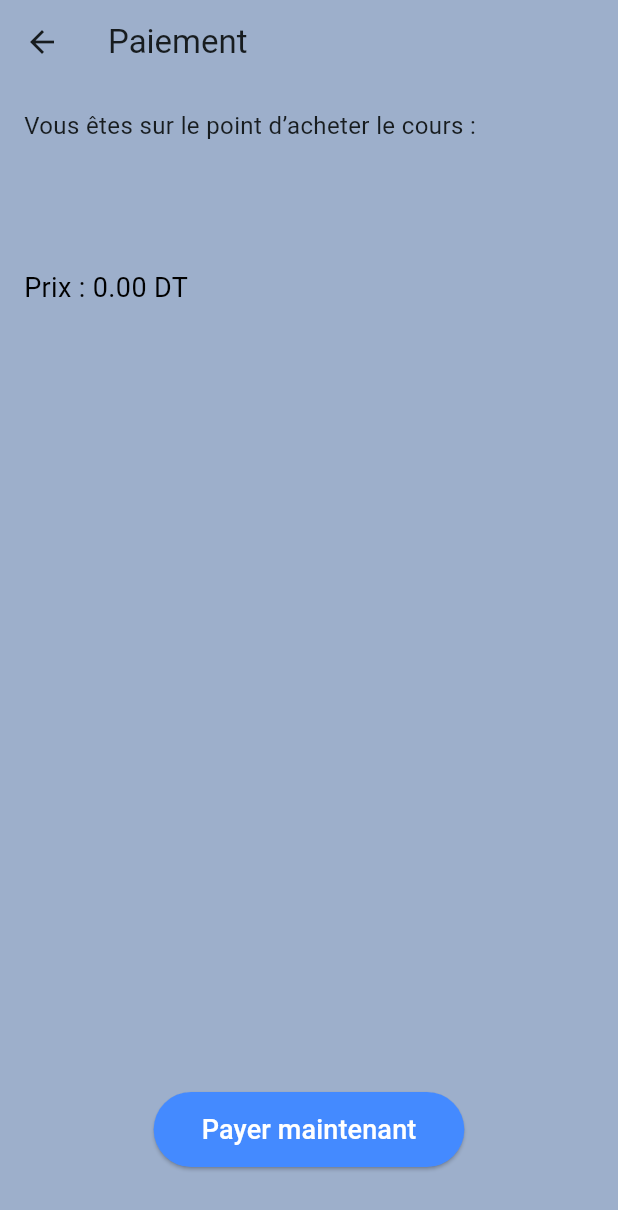
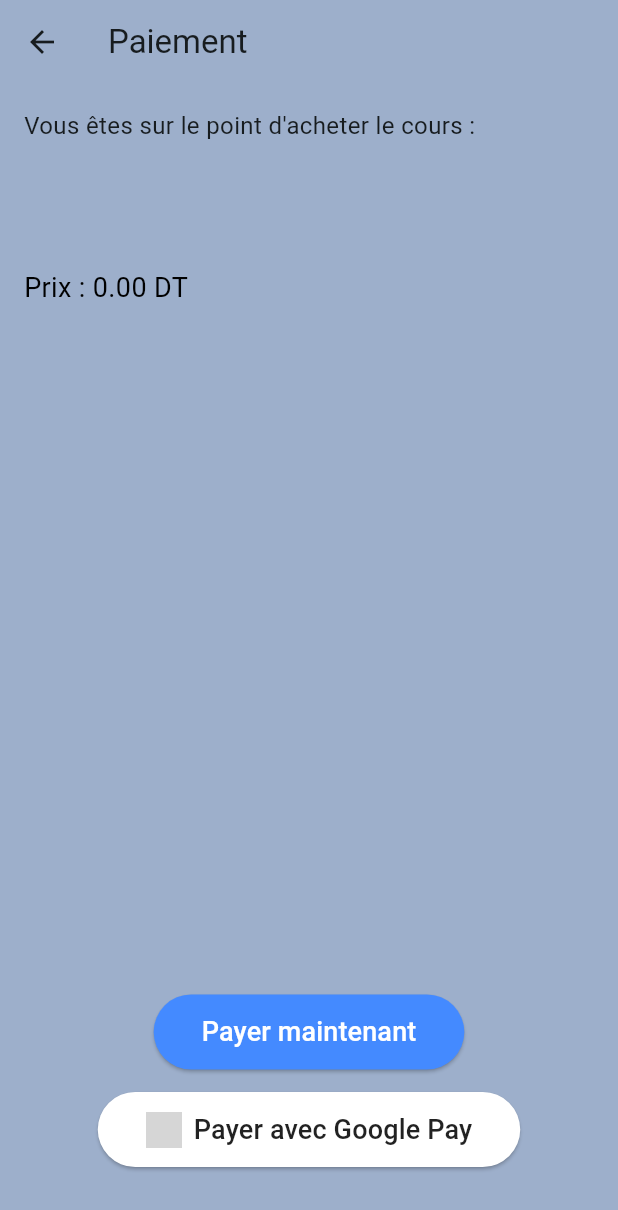
Before and after one commit to rayen43500/formation_app, a Flutter app: the PaiementPage screen opened directly with empty values, on a phone screen of 412 x 824 dp. Shown: the top 1210 px of the screen. Run offline on Flutter 3.47's test engine with Material 3 defaults, Android fonts, the phone set to English and light mode, and no system bars; our stand-ins replace cloud_firestore, dio, firebase_auth, firebase_core, font_awesome_flutter, google_fonts and 3 more; missing offline and left inert: dart:html, flutter_facebook_auth, flutter_file_dialog, jitsi_meet_wrapper; accounts and stored records are empty; network calls fail; grey boxes are pictures that could not be loaded.

Commit message:
fixer le payment

```diff
--- a/lib/paiement.dart
+++ b/lib/paiement.dart
@@ -22,7 +22,7 @@ class PaiementPage extends StatelessWidget {
     final price = (courseData['price'] ?? 0).toDouble();
 
     return Scaffold(
-      backgroundColor: Color(0xFF9DAFCB), // ✅ Couleur de fond ajoutée
+      backgroundColor: Color(0xFF9DAFCB),
       appBar: AppBar(
         backgroundColor: Color(0xFF9DAFCB),
         title: Text('Paiement $title'),
@@ -33,7 +33,7 @@ class PaiementPage extends StatelessWidget {
           crossAxisAlignment: CrossAxisAlignment.start,
           children: [
             Text(
-              'Vous êtes sur le point d’acheter le cours :',
+              "Vous êtes sur le point d'acheter le cours :",
               style: TextStyle(fontSize: 16),
             ),
             SizedBox(height: 12),
@@ -42,7 +42,7 @@ class PaiementPage extends StatelessWidget {
               style: TextStyle(fontSize: 20, fontWeight: FontWeight.bold),
             ),
             SizedBox(height: 8),
-            Text( // ✅ Description du cours ajoutée
+            Text(
               description,
               style: TextStyle(fontSize: 16, color: Colors.black87),
             ),
@@ -53,9 +53,10 @@ class PaiementPage extends StatelessWidget {
             ),
             Spacer(),
             Center(
-              child: ElevatedButton(
+              child: Column(
+                children: [
+                  ElevatedButton(
                     onPressed: () async {
-                  // handleGooglePay(context, price, courseData);
                       final user = FirebaseAuth.instance.currentUser;
                       if (user != null) {
                         final uid = user.uid;
@@ -89,6 +90,25 @@ class PaiementPage extends StatelessWidget {
                       style: TextStyle(fontSize: 18, color: Colors.white),
                     ),
                   ),
+                  SizedBox(height: 15),
+                  ElevatedButton.icon(
+                    onPressed: () => handleGooglePay(context, price, courseData),
+                    style: ElevatedButton.styleFrom(
+                      padding: EdgeInsets.symmetric(horizontal: 32, vertical: 12),
+                      backgroundColor: Colors.white,
+                    ),
+                    icon: Image.network(
+                      'https://developers.google.com/static/pay/api/images/brand-guidelines/google-pay-mark.png',
+                      height: 24,
+                      width: 24,
+                    ),
+                    label: Text(
+                      'Payer avec Google Pay',
+                      style: TextStyle(fontSize: 18, color: Colors.black87),
+                    ),
+                  ),
+                ],
+              ),
             ),
             SizedBox(height: 30),
           ],
@@ -97,8 +117,48 @@ class PaiementPage extends StatelessWidget {
     );
   }
 
+  Future<void> handleGooglePay(BuildContext context, double amount, Map<String, dynamic> courseData) async {
+    final user = FirebaseAuth.instance.currentUser;
+    if (user == null) return;
+
+    try {
+      // Afficher un message d'information pour l'utilisateur
+      ScaffoldMessenger.of(context).showSnackBar(
+        SnackBar(content: Text("Configuration de Google Pay en cours..."))
+      );
+
+      // Simuler le processus de paiement (à remplacer par l'intégration réelle)
+      await Future.delayed(Duration(seconds: 2));
+
+      // Marquer l'achat comme payé dans Firestore
+      final purchaseData = Map<String, dynamic>.from(courseData);
+      purchaseData['isPaid'] = true;
+      purchaseData['userId'] = user.uid;
+      purchaseData['courseIdOriginal'] = originalCourseId;
+      purchaseData['paymentMethod'] = 'Google Pay';
+
+      await FirebaseFirestore.instance
+          .collection('purchases')
+          .add(purchaseData);
+
+      ScaffoldMessenger.of(context).showSnackBar(
+        SnackBar(content: Text("Paiement réussi via Google Pay : ${courseData['title']}"))
+      );
+
+      Navigator.pushReplacement(
+        context,
+        MaterialPageRoute(builder: (_) => MesCoursEtudPage()),
+      );
+    } catch (e) {
+      print("Erreur Google Pay : $e");
+      ScaffoldMessenger.of(context).showSnackBar(
+        SnackBar(content: Text("Échec du paiement avec Google Pay."))
+      );
+    }
+  }
 
 /*
+Pour activer Google Pay complètement, décommentez ce code et ajoutez la dépendance flutter_stripe au pubspec.yaml
 
 Future<void> handleGooglePay(BuildContext context, double amount, Map<String, dynamic> courseData) async {
   final user = FirebaseAuth.instance.currentUser;
@@ -135,7 +195,7 @@ Future<void> handleGooglePay(BuildContext context, double amount, Map<String, dy
       ),
     );
 
-    // Étape 4 : Marquer l’achat comme payé dans Firestore
+    // Étape 4 : Marquer l'achat comme payé dans Firestore
     final purchaseData = Map<String, dynamic>.from(courseData);
     purchaseData['isPaid'] = true;
     purchaseData['userId'] = user.uid;
```
Also changed, not shown: assets/google-pay-mark.png (added). Lines whose indentation alone changed are shown as unchanged.
